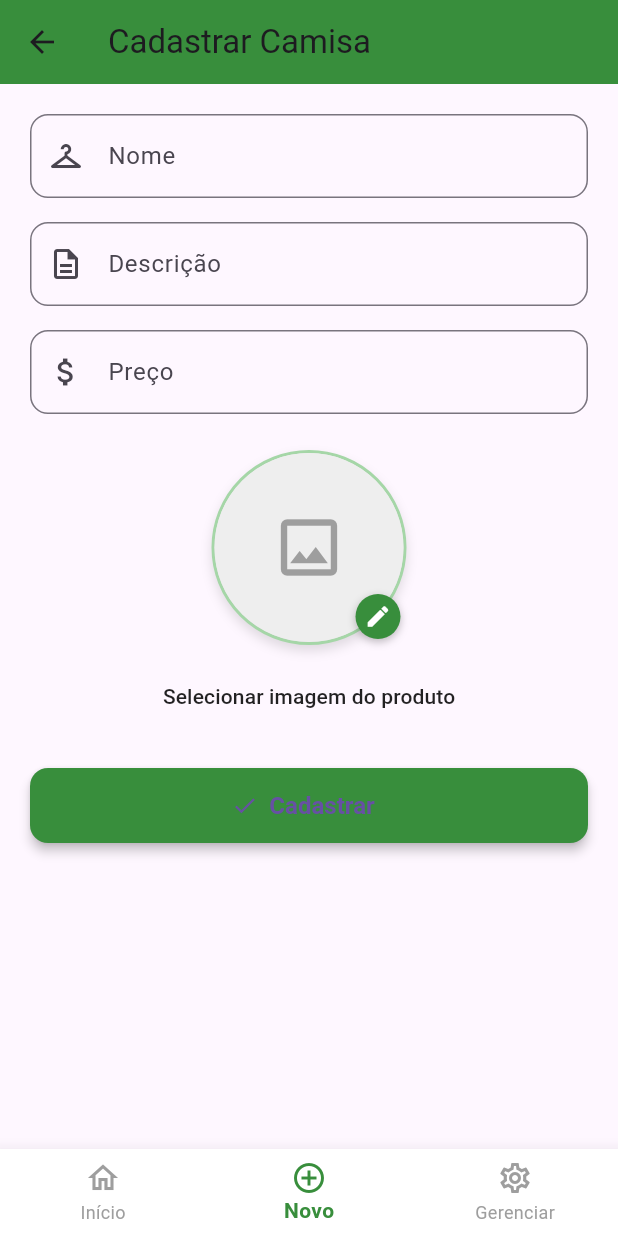
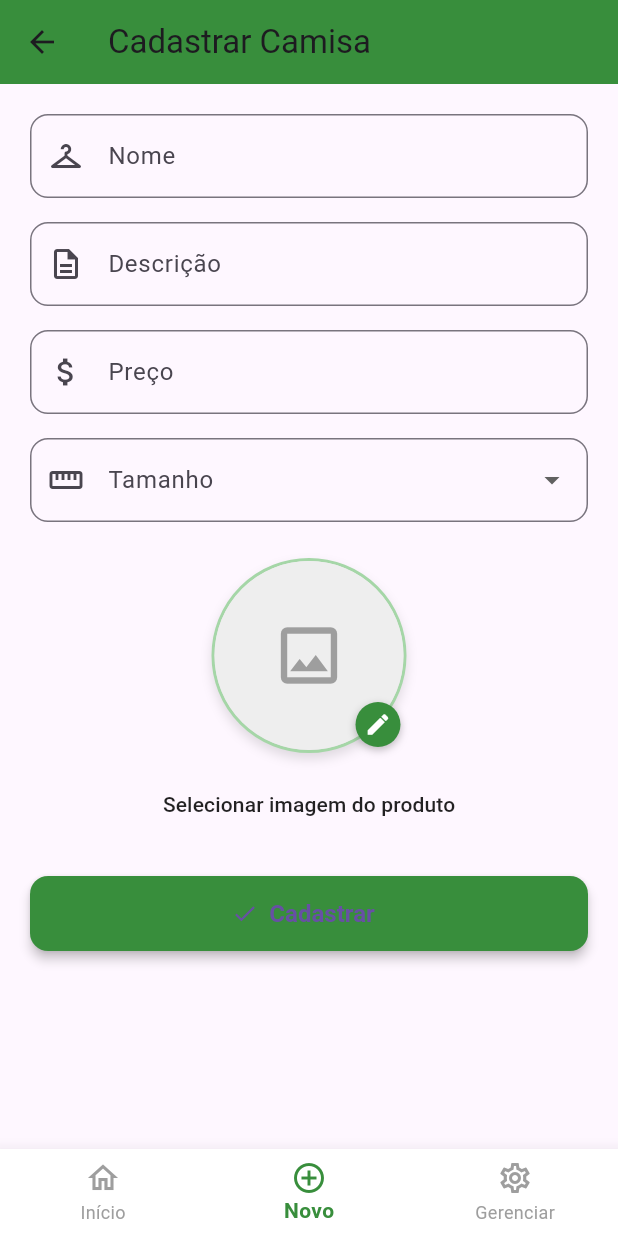
Before and after one commit to Diogomacha/trabmoveisw, a Flutter app: the CadastroCamisaPage screen opened directly, on a phone screen of 412 x 824 dp. Run offline on Flutter 3.47's test engine with Material 3 defaults, Android fonts, the phone set to English and light mode, and no system bars; our stand-ins replace google_fonts, image_picker, mask_text_input_formatter, sqflite; accounts and stored records are empty.

Commit message:
commit final

```diff
--- a/lib/core/app_database.dart
+++ b/lib/core/app_database.dart
@@ -22,13 +22,15 @@ class AppDatabase {
       version: 1,
       onCreate: (db, version) async {
 
+
         await db.execute('''
           CREATE TABLE camisas (
             id INTEGER PRIMARY KEY AUTOINCREMENT,
             nome TEXT NOT NULL,
             descricao TEXT,
             preco REAL,
-            imagem TEXT
+            imagem TEXT,
+            tamanho TEXT NOT NULL
           )
         ''');
 
--- a/lib/models/produtos.dart
+++ b/lib/models/produtos.dart
@@ -6,6 +6,7 @@ class Camisa {
   final String imagem;
   final String descricao;
   final double preco;
+  final String? tamanho; // Novo campo
 
   Camisa({
     this.id,
@@ -13,6 +14,7 @@ class Camisa {
     required this.imagem,
     required this.descricao,
     required this.preco,
+    this.tamanho,
   });
 
   Map<String, dynamic> toMap() {
@@ -22,6 +24,7 @@ class Camisa {
       'imagem': imagem,
       'descricao': descricao,
       'preco': preco,
+      'tamanho': tamanho,
     };
   }
 
@@ -36,6 +39,25 @@ class Camisa {
           : map['preco'] is String
           ? double.tryParse(map['preco'].replaceAll(',', '.')) ?? 0.0
           : map['preco'] ?? 0.0,
+      tamanho: map['tamanho'],
+    );
+  }
+
+  Camisa copyWith({
+    int? id,
+    String? nome,
+    String? imagem,
+    String? descricao,
+    double? preco,
+    String? tamanho,
+  }) {
+    return Camisa(
+      id: id ?? this.id,
+      nome: nome ?? this.nome,
+      imagem: imagem ?? this.imagem,
+      descricao: descricao ?? this.descricao,
+      preco: preco ?? this.preco,
+      tamanho: tamanho ?? this.tamanho,
     );
   }
 
--- a/lib/pages/cadastro_camisa_page.dart
+++ b/lib/pages/cadastro_camisa_page.dart
@@ -22,6 +22,9 @@ class _CadastroCamisaPageState extends State<CadastroCamisaPage> {
 
   int _indiceSelecionado = 1;
   String? _imagemSelecionada;
+  String? _tamanhoSelecionado;
+
+  final List<String> _tamanhos = ['P', 'M', 'G', 'GG'];
 
   @override
   void initState() {
@@ -31,6 +34,7 @@ class _CadastroCamisaPageState extends State<CadastroCamisaPage> {
       _descricaoController.text = widget.camisaParaEditar!.descricao;
       _precoController.text = widget.camisaParaEditar!.preco.toStringAsFixed(2);
       _imagemSelecionada = widget.camisaParaEditar!.imagem;
+      _tamanhoSelecionado = widget.camisaParaEditar!.tamanho;
     }
   }
 
@@ -52,6 +56,7 @@ class _CadastroCamisaPageState extends State<CadastroCamisaPage> {
         descricao: _descricaoController.text.trim(),
         preco: precoCorrigido,
         imagem: _imagemSelecionada ?? '',
+        tamanho: _tamanhoSelecionado ?? 'M', // padrão se não for selecionado
       );
 
       if (widget.camisaParaEditar == null) {
@@ -137,6 +142,27 @@ class _CadastroCamisaPageState extends State<CadastroCamisaPage> {
                   return null;
                 },
               ),
+              const SizedBox(height: 16),
+              DropdownButtonFormField<String>(
+                value: _tamanhoSelecionado,
+                items: _tamanhos.map((tamanho) {
+                  return DropdownMenuItem<String>(
+                    value: tamanho,
+                    child: Text('Tamanho $tamanho'),
+                  );
+                }).toList(),
+                onChanged: (valor) {
+                  setState(() {
+                    _tamanhoSelecionado = valor;
+                  });
+                },
+                decoration: InputDecoration(
+                  labelText: 'Tamanho',
+                  prefixIcon: const Icon(Icons.straighten),
+                  border: OutlineInputBorder(borderRadius: BorderRadius.circular(12)),
+                ),
+                validator: (value) => value == null ? 'Selecione um tamanho' : null,
+              ),
               const SizedBox(height: 24),
               ImagemPickerProduto(
                 imagemPathInicial: _imagemSelecionada,
```
Also changed, not shown: lib/controllers/carrinho_controller.dart (+30 -17 lines), lib/pages/carrinho_page.dart (+48 -28 lines), lib/pages/produto_detalhe.dart (+54 -8 lines), lib/pages/produto_page.dart (+9 -1 lines), lib/widgets/produto_card.dart (+39 -8 lines), 1 other file.
